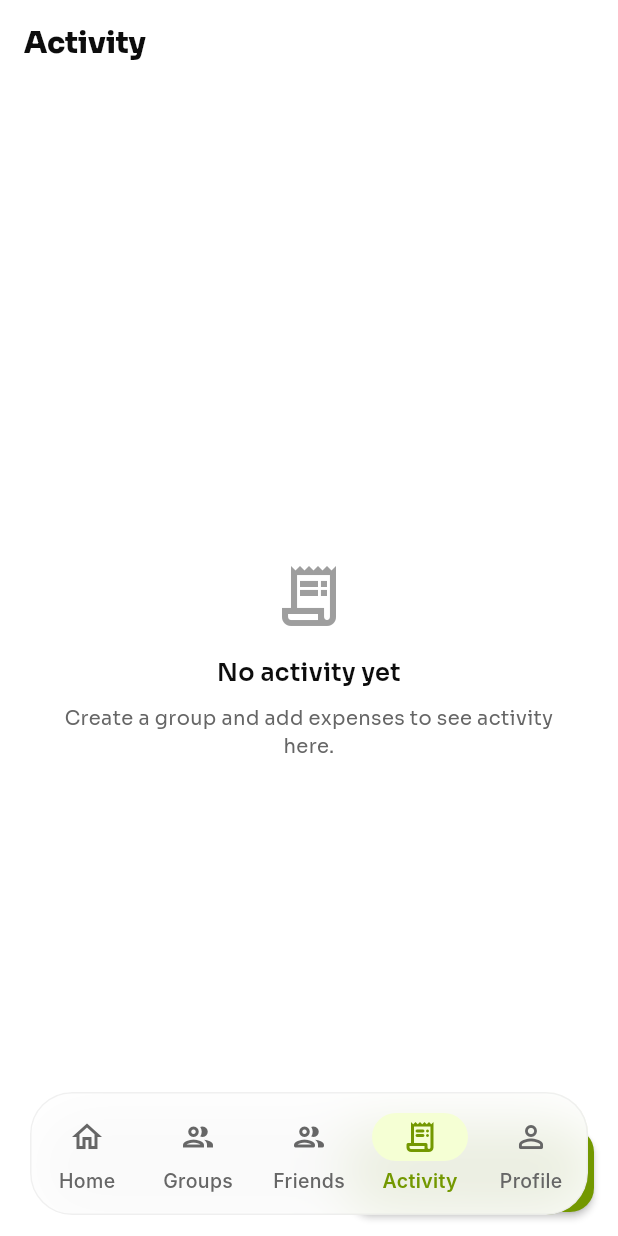
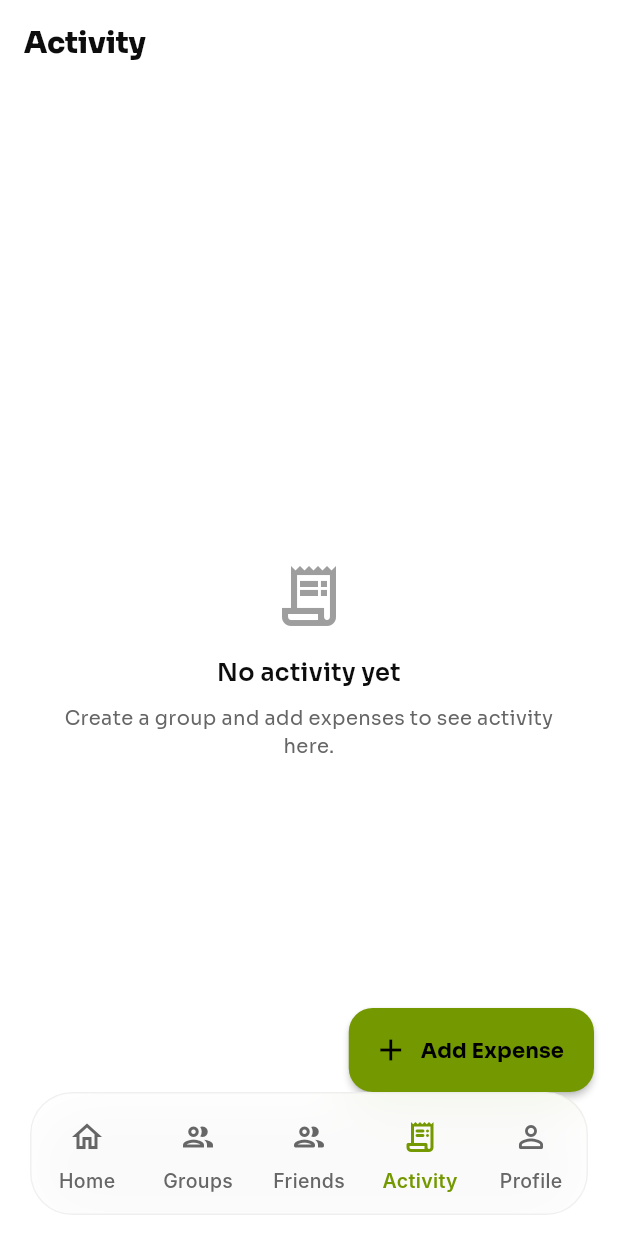
Before and after one commit to VikasNVCchauhan/splitbo, a Flutter app: the screen it shows once a user with an empty profile is signed in, item 4 of the bottom bar chosen, on a phone screen of 412 x 824 dp. Run offline on Flutter 3.47's test engine with Material 3 defaults, Android fonts, the phone set to English and light mode, and no system bars; our stand-ins replace cloud_firestore, cloud_functions, equatable, file_picker, firebase_auth, firebase_core and 10 more; missing offline and left inert: dart:html; accounts and stored records are empty; network calls fail; project files that could hold a hidden picture were left out.

Commit message:
fix: FAB above nav, transparent indicator, scan sheet text colors
- Wrap ActivityScreen FAB in Padding(bottom:80) so it clears the floating nav pill
- Set NavigationBar indicatorColor to transparent (green blob eliminated)
- Fix _ScanSheet title and option text using textPrimary for light mode compatibility

Co-Authored-By: Claude Code <noreply@anthropic.com>

```diff
--- a/app/lib/src/routing/app_router.dart
+++ b/app/lib/src/routing/app_router.dart
@@ -235,7 +235,7 @@ class _AppShell extends ConsumerWidget {
                     borderRadius: BorderRadius.circular(27),
                     child: NavigationBar(
                     backgroundColor: Colors.transparent,
-                    indicatorColor: colors.brandPrimaryLt,
+                    indicatorColor: Colors.transparent,
                     selectedIndex: shell.currentIndex,
                     onDestinationSelected: shell.goBranch,
                     labelBehavior: NavigationDestinationLabelBehavior.alwaysShow,
--- a/packages/features/activity/lib/src/activity_screen.dart
+++ b/packages/features/activity/lib/src/activity_screen.dart
@@ -25,7 +25,9 @@ class ActivityScreen extends ConsumerWidget {
               color: colors.textPrimary, fontSize: 20, fontWeight: FontWeight.w800),
         ),
       ),
-      floatingActionButton: FloatingActionButton.extended(
+      floatingActionButton: Padding(
+        padding: const EdgeInsets.only(bottom: 80),
+        child: FloatingActionButton.extended(
           onPressed: () => context.push('/expense/new'),
           backgroundColor: const Color(0xFF739800),
           foregroundColor: Colors.black,
@@ -33,6 +35,7 @@ class ActivityScreen extends ConsumerWidget {
           icon: const Icon(Icons.add),
           label: const Text('Add Expense',
               style: TextStyle(fontWeight: FontWeight.w700, fontSize: 14)),
+        ),
       ),
       body: groupsAsync.when(
         loading: () => Center(
```
Also changed, not shown: packages/features/expenses/lib/src/add_expense_screen.dart (+4 -4 lines), 2 other files. Lines whose indentation alone changed are shown as unchanged.
